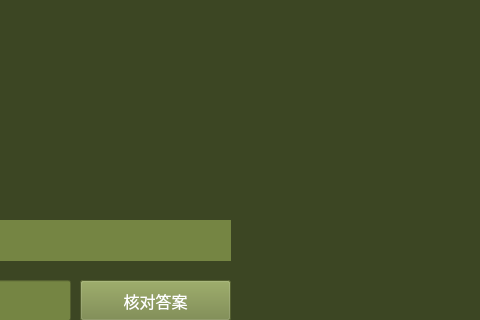
The window that TranWord.ui (liyuxuan2003/EgretPoetry) describes before a commit, drawn with Qt 5; both pictures show x 720 to 1200 and y 0 to 320 of the 1200 by 675 pixel window.
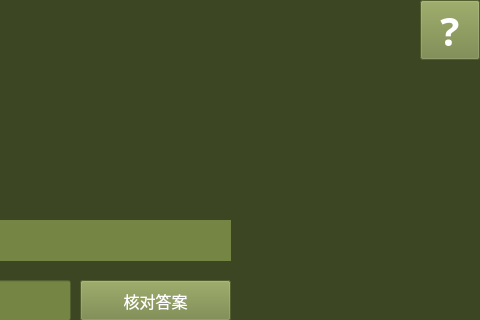
The same window after the commit.

Diff of the .ui file:
```diff
--- a/TranWord.ui
+++ b/TranWord.ui
@@ -376,6 +376,34 @@
     <string>&lt;html&gt;&lt;head/&gt;&lt;body&gt;&lt;p&gt;庆历四年&lt;span style=&quot; font-weight:600;&quot;&gt;春&lt;/span&gt;，&lt;/p&gt;&lt;/body&gt;&lt;/html&gt;</string>
    </property>
   </widget>
+  <widget class="QPushButton" name="pushButtonHelp">
+   <property name="geometry">
+    <rect>
+     <x>1140</x>
+     <y>0</y>
+     <width>60</width>
+     <height>60</height>
+    </rect>
+   </property>
+   <property name="font">
+    <font>
+     <family>微软雅黑</family>
+     <pointsize>30</pointsize>
+     <weight>75</weight>
+     <bold>true</bold>
+    </font>
+   </property>
+   <property name="focusPolicy">
+    <enum>Qt::NoFocus</enum>
+   </property>
+   <property name="styleSheet">
+    <string notr="true">background-color: rgb(117, 133, 67);
+color: rgb(255, 255, 255);</string>
+   </property>
+   <property name="text">
+    <string>?</string>
+   </property>
+  </widget>
  </widget>
  <resources/>
  <connections/>
```
